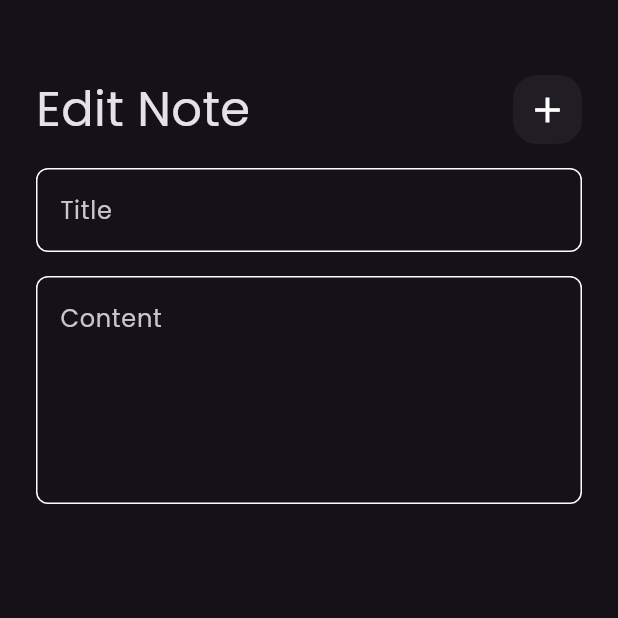
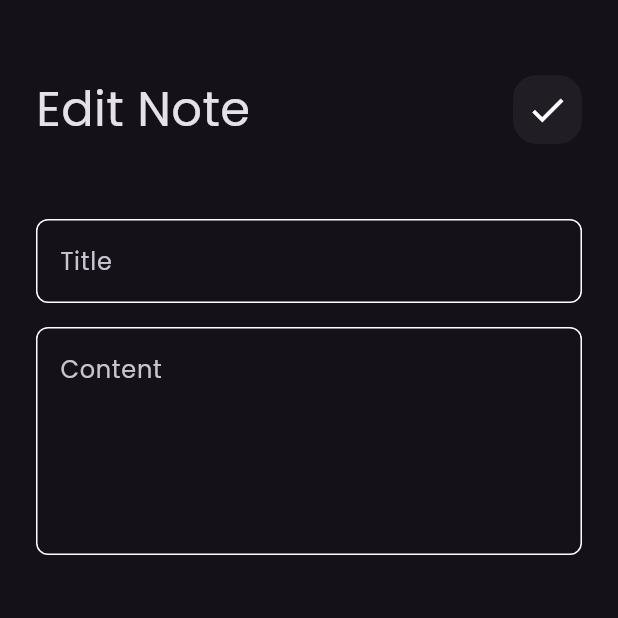
Before and after one commit to Maan-Al-Azel/Note_App, a Flutter app: the EditView screen opened by its route, on a phone screen of 412 x 824 dp, the top half of it. Run offline on Flutter 3.47's test engine with Material 3 defaults, Android fonts, the phone set to English and light mode, and no system bars; our stand-ins replace font_awesome_flutter.

Commit message:
edit note view ui done

```diff
--- a/lib/widget/edit_note_view_body.dart
+++ b/lib/widget/edit_note_view_body.dart
@@ -10,13 +10,14 @@ class EditNoteViewBody extends StatelessWidget {
     return Padding(
         padding: const EdgeInsets.symmetric(horizontal: 24),
         child: Column(
-          children: [
+          children: const [
             SizedBox(height: 50),
-            CustomAppBar(title: 'Edit Note', icon: Icons.add),
-            Padding(
-              padding: const EdgeInsets.symmetric(vertical: 16),
-              child: CustomTextField(hint: 'Title'),
-            ),
+            CustomAppBar(title: 'Edit Note', icon: Icons.check),
+                        SizedBox(height: 50),
+
+            CustomTextField(hint: 'Title'),
+                        SizedBox(height: 16),
+
             CustomTextField(hint: 'Content', maxLines: 5),
           ],
         ),
```
